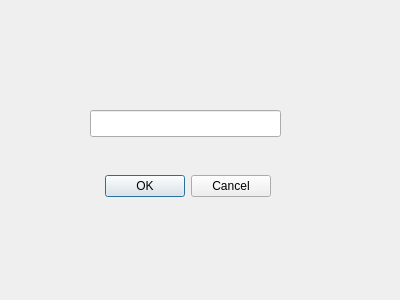
The window that VisualizeFI/ItemSetViewDialog.ui (huyite/VisualizeFI) describes before a commit, drawn with Qt 5.
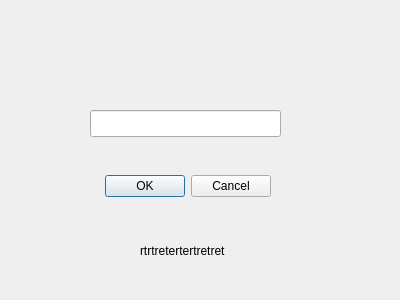
The same window after the commit.

```diff
--- a/VisualizeFI/ItemSetViewDialog.ui
+++ b/VisualizeFI/ItemSetViewDialog.ui
@@ -39,6 +39,19 @@
     </rect>
    </property>
   </widget>
+  <widget class="QLabel" name="label">
+   <property name="geometry">
+    <rect>
+     <x>140</x>
+     <y>230</y>
+     <width>91</width>
+     <height>41</height>
+    </rect>
+   </property>
+   <property name="text">
+    <string>rtrtretertertretret</string>
+   </property>
+  </widget>
  </widget>
  <resources/>
  <connections>
```
